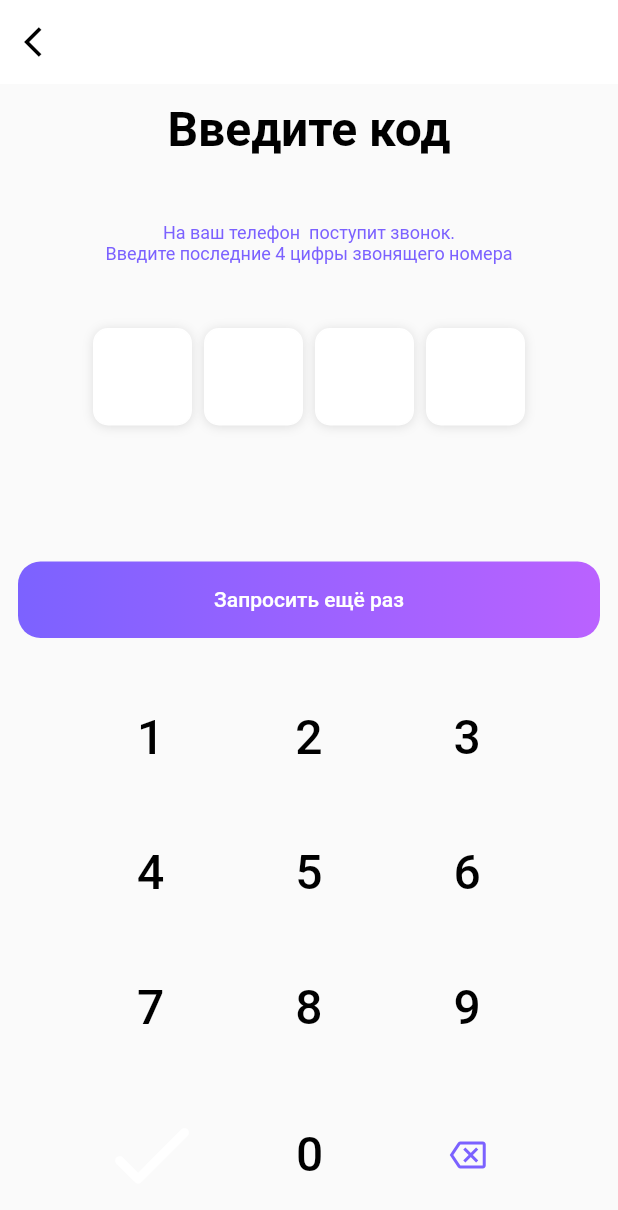
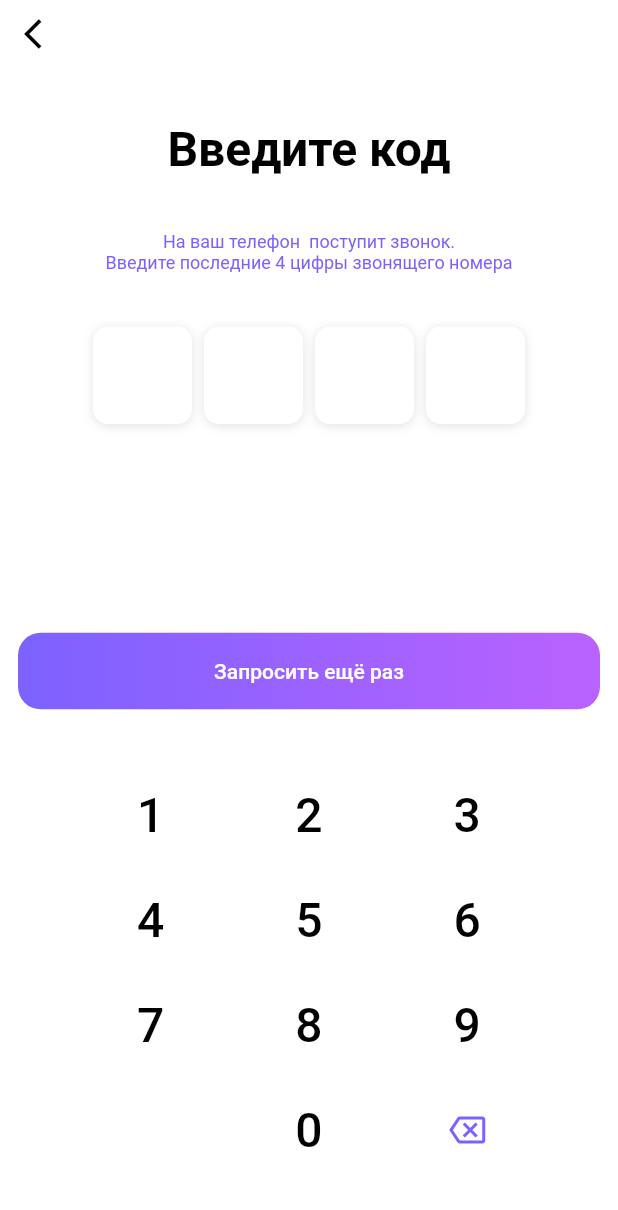
Before and after one commit to akbarjohnie/phone_auth_ui, a Flutter app: the ConfirmationScreen screen opened directly with empty values, on a phone screen of 412 x 824 dp. Shown: the top 1210 px of the screen. Run offline on Flutter 3.47's test engine with Material 2 defaults, Android fonts, the phone set to English and light mode, and no system bars; drawn by our look-alikes of pinput.

Commit message:
removed unnecessary sizedBoxes

```diff
--- a/lib/screens/confirmation_screen.dart
+++ b/lib/screens/confirmation_screen.dart
@@ -29,7 +29,10 @@ class _ConfirmationScreenState extends State<ConfirmationScreen> {
   @override
   Widget build(BuildContext context) {
     return Scaffold(
-      appBar: AppBar(
+      backgroundColor: Colors.white,
+      appBar: PreferredSize(
+        preferredSize: const Size.fromHeight(45),
+        child: AppBar(
           backgroundColor: Colors.white,
           elevation: 0,
           automaticallyImplyLeading: false,
@@ -43,12 +46,10 @@ class _ConfirmationScreenState extends State<ConfirmationScreen> {
             },
           ),
         ),
+      ),
       body: Column(
         mainAxisAlignment: MainAxisAlignment.spaceEvenly,
         children: [
-          // const SizedBox(
-          //   height: 20,
-          // ),
           const Text(
             'Введите код',
             style: TextStyle(
@@ -56,9 +57,6 @@ class _ConfirmationScreenState extends State<ConfirmationScreen> {
               fontSize: 32,
               fontWeight: FontWeight.bold,
             ),
-          ),
-          const SizedBox(
-            height: 20,
           ),
           Text(
             'На ваш телефон ${widget.number} поступит звонок.\n'
@@ -68,9 +66,6 @@ class _ConfirmationScreenState extends State<ConfirmationScreen> {
               fontSize: 12,
               color: taskColor,
             ),
-          ),
-          const SizedBox(
-            height: 20,
           ),
           // Поле с 4 ячейками для ввода кода подтверждения
           _CodeField(textController: _textController),
--- a/lib/widgets/keyboard_number.dart
+++ b/lib/widgets/keyboard_number.dart
@@ -25,7 +25,6 @@ class NumPad extends StatelessWidget {
       margin: const EdgeInsets.only(left: 30, right: 30),
       child: Column(
         children: [
-          const SizedBox(height: 20),
           Row(
             mainAxisAlignment: MainAxisAlignment.spaceEvenly,
             // кнопки для цифр от 1 до 9
@@ -50,7 +49,6 @@ class NumPad extends StatelessWidget {
               ),
             ],
           ),
-          const SizedBox(height: 20),
           Row(
             mainAxisAlignment: MainAxisAlignment.spaceEvenly,
             children: [
@@ -74,7 +72,6 @@ class NumPad extends StatelessWidget {
               ),
             ],
           ),
-          const SizedBox(height: 20),
           Row(
             mainAxisAlignment: MainAxisAlignment.spaceEvenly,
             children: [
@@ -98,20 +95,20 @@ class NumPad extends StatelessWidget {
               ),
             ],
           ),
-          const SizedBox(height: 20),
           // кнопка "готово" (деактивированная), "0" и "стереть"
           Row(
             mainAxisAlignment: MainAxisAlignment.spaceEvenly,
             children: [
               // кнопка завершения (по сути не нужна,
               // в современных приложениях это выполняется автоматически)
-              IconButton(
-                onPressed: null,
-                icon: const Icon(
-                  Icons.done_rounded,
-                  color: Color.fromARGB(255, 255, 255, 255),
+              const SizedBox(
+                child: IconButton(
+                  onPressed: null,
+                  icon: Icon(
+                    Icons.done_rounded,
+                    color: Color.fromARGB(255, 255, 255, 255),
+                  ),
                 ),
-                iconSize: buttonSize,
               ),
               NumberButton(
                 number: 0,
@@ -120,17 +117,13 @@ class NumPad extends StatelessWidget {
                 controller: controller,
               ),
               // кнопка для удаления последней цифры
-              // сейчас здесь небольшой костыль
               SizedBox(
-                width: 85,
-                height: 85,
                 child: IconButton(
                   onPressed: () => delete(),
                   icon: const Icon(
                     Icons.backspace_outlined,
                     color: taskColor,
                   ),
-                  // iconSize: buttonSize,
                 ),
               ),
             ],
```
Also changed, not shown: 1 other file. Lines whose indentation alone changed are shown as unchanged.
